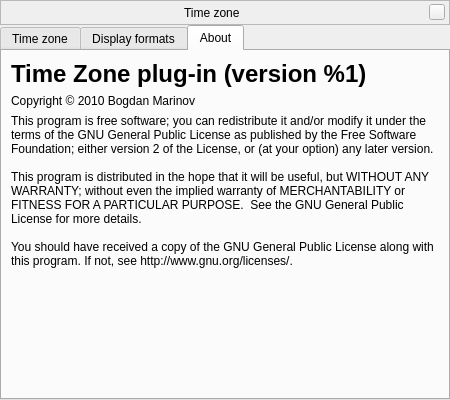
Above: plugins/TimeZoneConfiguration/src/gui/timeZoneConfigurationWindow.ui from 519984307/stellarium_src before the change. Below: the same form after it.
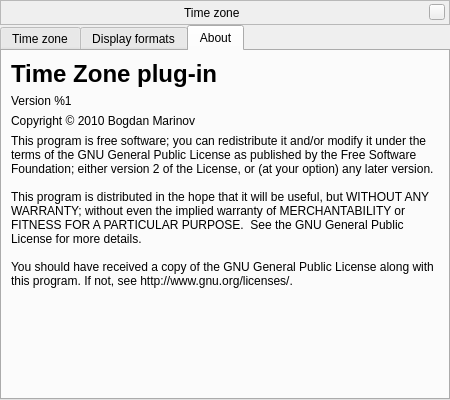
That is the form after the change. The open tabs and pages were chosen to show the change. Custom widgets are drawn as their Qt base class.

Commit message: common About style for SolarSystemEditor and TimeZone

```diff
--- a/plugins/TimeZoneConfiguration/src/gui/timeZoneConfigurationWindow.ui
+++ b/plugins/TimeZoneConfiguration/src/gui/timeZoneConfigurationWindow.ui
@@ -409,7 +409,14 @@
 }</string>
          </property>
          <property name="text">
-          <string notr="true">Time Zone plug-in (version %1)</string>
+          <string notr="true">Time Zone plug-in</string>
+         </property>
+        </widget>
+       </item>
+       <item>
+        <widget class="QLabel" name="labelVersion">
+         <property name="text">
+          <string notr="true">Version %1</string>
          </property>
         </widget>
        </item>
```
The commit also changes 2 other files.
